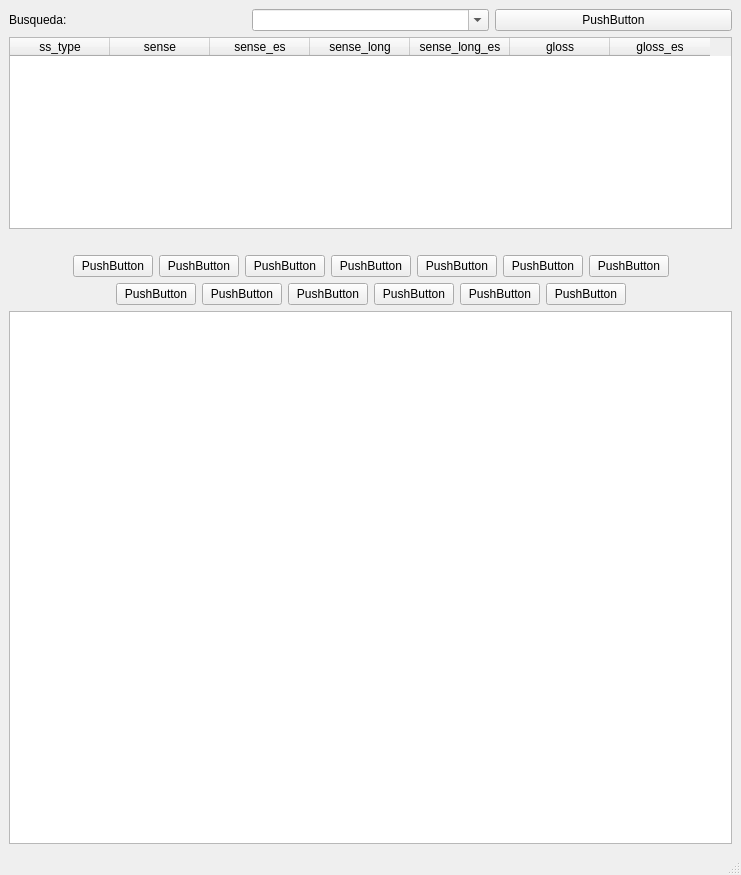
First picture: the form in ui/QtNLP_Wordnet.ui, repository sorice/QtNLP-Wordnet, before the edit.
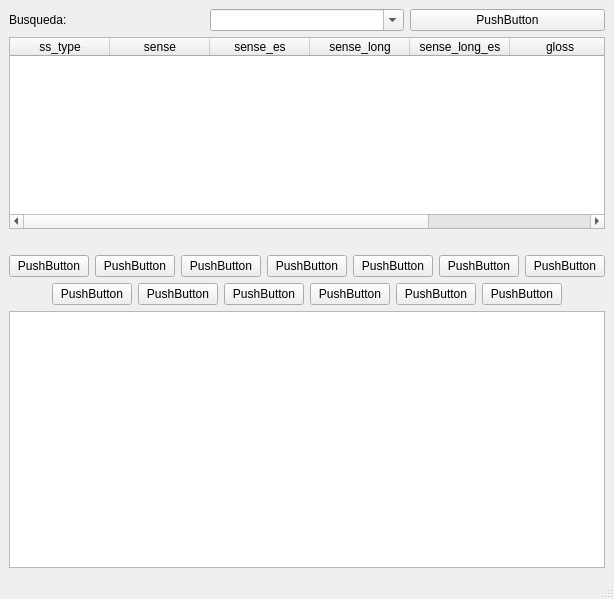
Second picture: the form after the edit.

What changed in the file:
```diff
--- a/ui/QtNLP_Wordnet.ui
+++ b/ui/QtNLP_Wordnet.ui
@@ -6,8 +6,8 @@
    <rect>
     <x>0</x>
     <y>0</y>
-    <width>741</width>
-    <height>875</height>
+    <width>599</width>
+    <height>599</height>
    </rect>
   </property>
   <property name="windowTitle">
```
Left out of the diff: 2 changed lines with no effect on the pictures.
